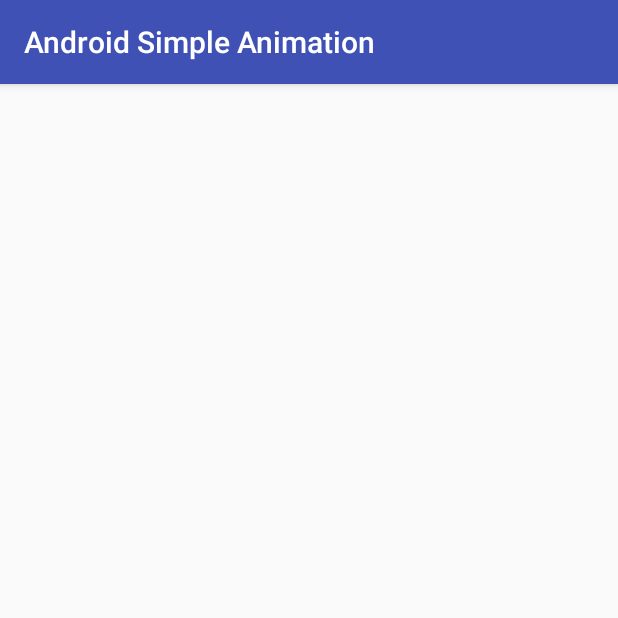
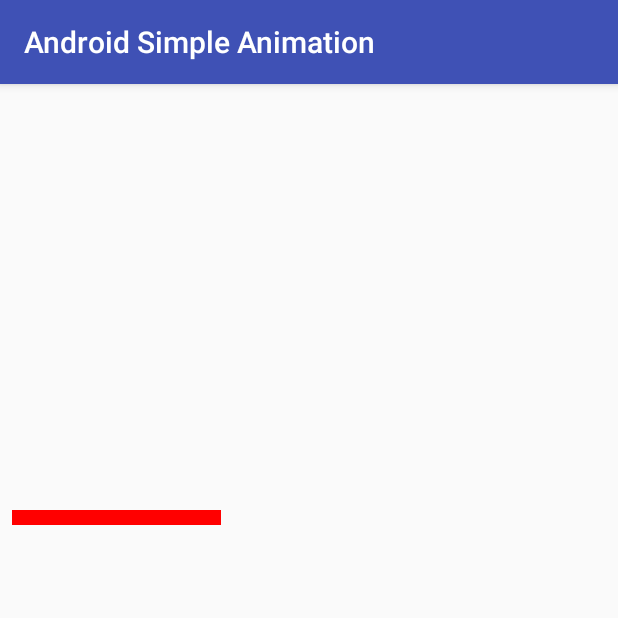
Before and after one commit to jbloit/android_simpleAnimation, an Android app: the screen it shows after launch (MainActivity), on a phone screen of 412 x 824 dp, the top half of it. Run offline under Robolectric (Android 15) with nearby library versions, the phone set to English and light mode, and no system bars.

```diff
--- a/app/src/main/java/net/onoffon/androidsimpleanimation/MainActivity.kt
+++ b/app/src/main/java/net/onoffon/androidsimpleanimation/MainActivity.kt
@@ -9,14 +9,15 @@ import android.widget.TextView
 class MainActivity : AppCompatActivity() {
 
     private val animationLoop: TimeAnimator = TimeAnimator()
+    private var progress = 0.toFloat()
 
      var pv: ProgressView? = null
 
     override fun onCreate(savedInstanceState: Bundle?) {
         super.onCreate(savedInstanceState)
         setContentView(R.layout.activity_main)
-        pv = findViewById(R.id.progressView)
-//        startAnimationLoop()
+        pv = findViewById<ProgressView>(R.id.progressView)
+        startAnimationLoop()
     }
 
     override fun onPause() {
@@ -37,8 +38,10 @@ class MainActivity : AppCompatActivity() {
     }
 
     fun performAnimation(){
-        val tv = findViewById<TextView>(R.id.textView)
+        progress += 0.01.toFloat()
+        if (progress > 1) {progress = 0.toFloat()}
 
+        pv?.setProgress(progress)
     }
 
 }
--- a/app/src/main/res/layout/activity_main.xml
+++ b/app/src/main/res/layout/activity_main.xml
@@ -13,7 +13,7 @@
 
     <view
         class="net.onoffon.androidsimpleanimation.ProgressView"
-        id="@+id/progressView"
+        android:id="@+id/progressView"
         android:layout_width="match_parent"
         android:layout_height="200dp"
         android:layout_marginBottom="8dp"
```
